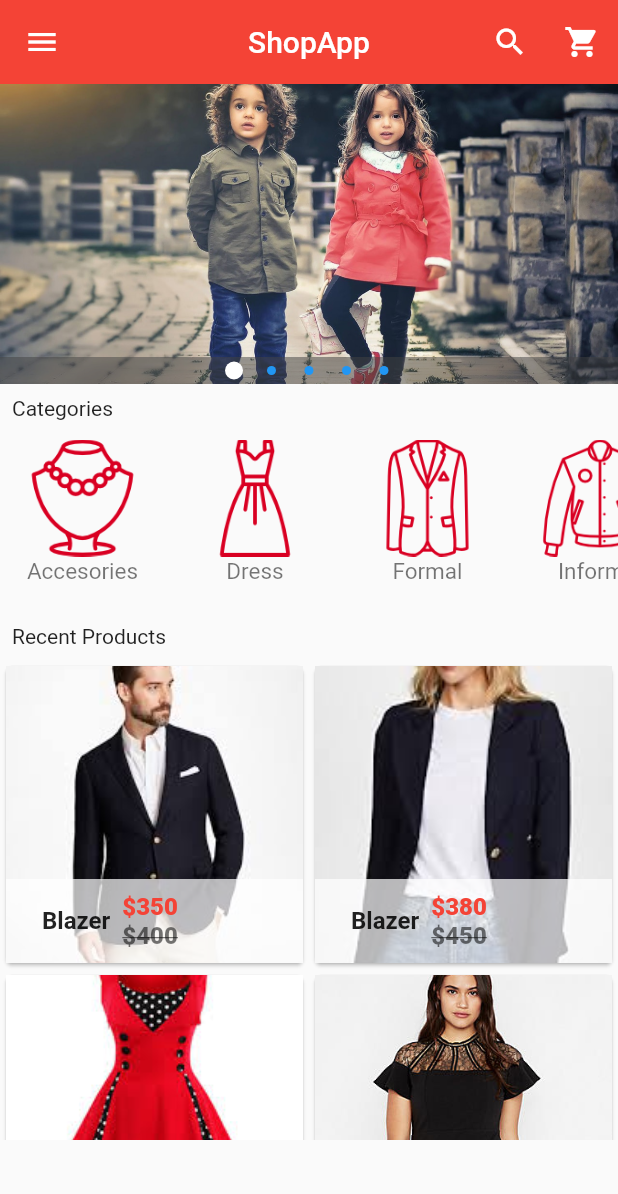
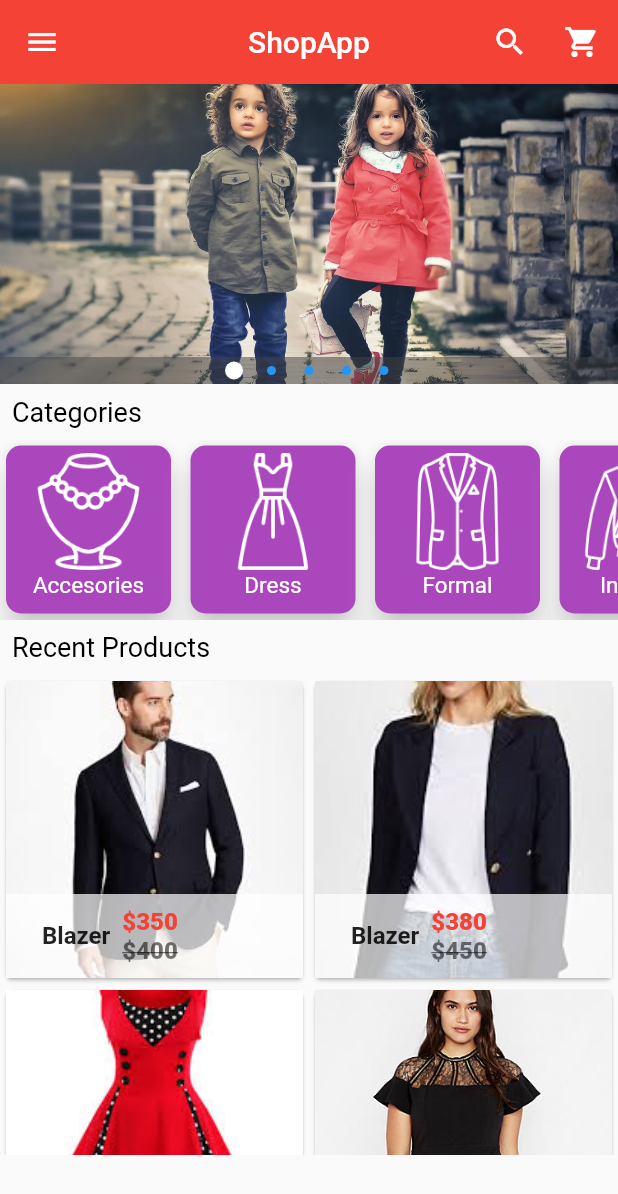
Before and after one commit to spawn08/shop_app, a Flutter app: the screen it shows after launch, on a phone screen of 412 x 824 dp. Shown: the top 1194 px of the screen. Run offline on Flutter 3.47's test engine with Material 2 defaults, Android fonts, the phone set to English and light mode, and no system bars; drawn by our look-alikes of carousel_pro.

Commit message:
UI Enhancements

```diff
--- a/lib/ui/homepage/homepage.dart
+++ b/lib/ui/homepage/homepage.dart
@@ -32,7 +32,7 @@ class _HomePageState extends State<HomePage> {
     );
 
     return Scaffold(
-      appBar: new AppBar(
+      appBar: AppBar(
         elevation: 0.0,
         backgroundColor: Colors.red,
         centerTitle: true,
@@ -54,7 +54,7 @@ class _HomePageState extends State<HomePage> {
           )
         ],
       ),
-      drawer: new Drawer(
+      drawer: Drawer(
         child: ListView(
           children: <Widget>[
             new UserAccountsDrawerHeader(
@@ -152,17 +152,23 @@ class _HomePageState extends State<HomePage> {
           ],
         ),
       ),
-      body: new ListView(
+      body: ListView(
         children: <Widget>[
           img_carousel,
           new Padding(
             padding: const EdgeInsets.all(8.0),
-            child: Text("Categories"),
+            child: Text(
+              "Categories",
+              style: TextStyle(color: Colors.black, fontSize: 18.0),
+            ),
           ),
           HorizontalListView(),
           new Padding(
             padding: const EdgeInsets.all(8.0),
-            child: Text("Recent Products"),
+            child: Text(
+              "Recent Products",
+              style: TextStyle(color: Colors.black, fontSize: 18.0),
+            ),
           ),
           Container(
             height: 320,
--- a/lib/ui/horizontal_listview/horizontal_listview.dart
+++ b/lib/ui/horizontal_listview/horizontal_listview.dart
@@ -52,6 +52,12 @@ class Category extends StatelessWidget {
   Widget build(BuildContext context) {
     return Padding(
       padding: const EdgeInsets.fromLTRB(0.0, 0.0, 5.0, 0.0),
+      child: Card(
+        color: Colors.purple[400],
+        shape:
+            RoundedRectangleBorder(borderRadius: BorderRadius.circular(10.0)),
+        elevation: 8.0,
+        shadowColor: Colors.grey[300],
         child: InkWell(
           onTap: () {},
           child: Container(
@@ -61,14 +67,16 @@ class Category extends StatelessWidget {
                   imageLocation,
                   width: 100.0,
                   height: 80.0,
+                  color: Colors.white,
                 ),
                 subtitle: Container(
                   alignment: Alignment.topCenter,
                   child: Text(
                     imageCaption,
-                  style: TextStyle(fontSize: 15.0),
+                    style: TextStyle(fontSize: 15.0, color: Colors.white),
                   ),
                 )),
+          ),
         ),
       ),
     );
```
Lines whose indentation alone changed are shown as unchanged.
